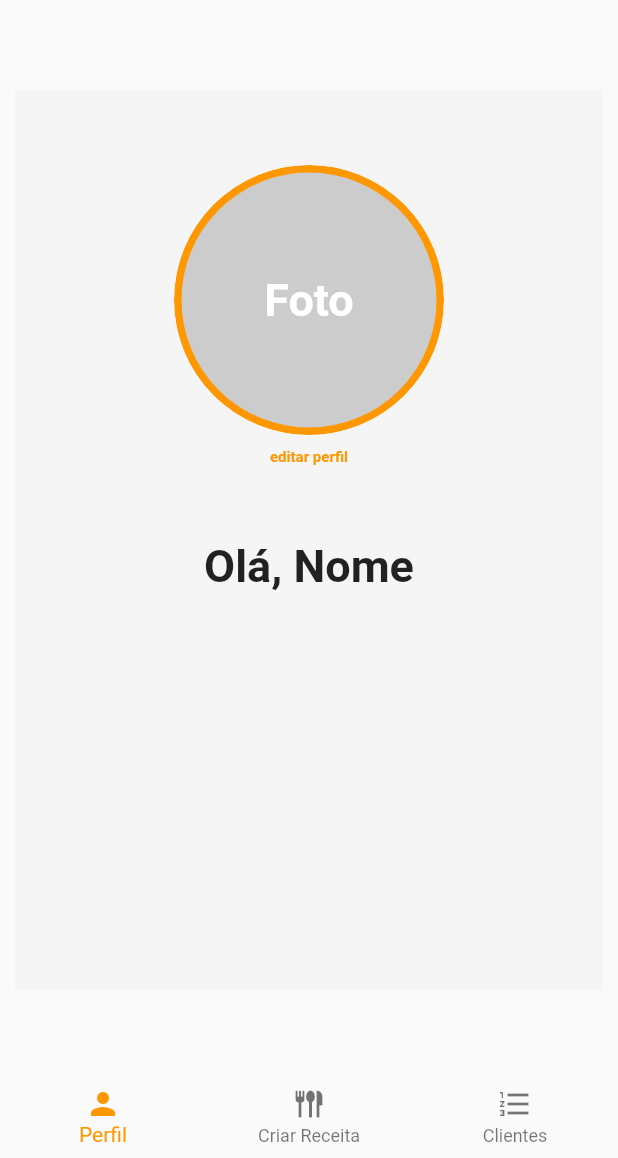
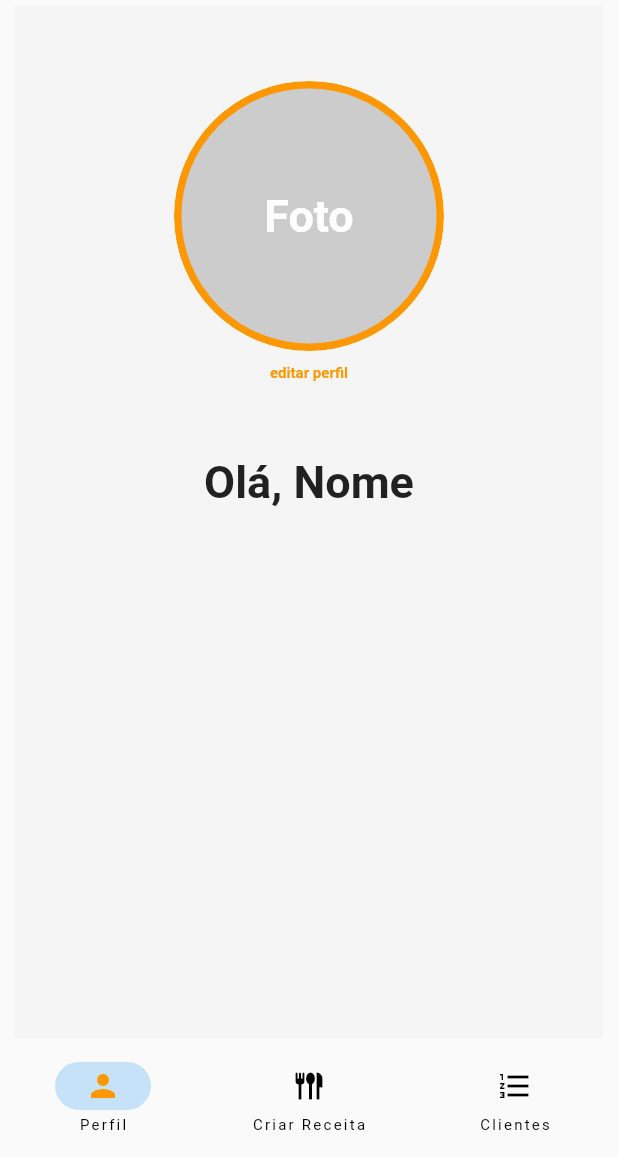
Before and after one commit to JoaoPaolinelli/nutritech, a Flutter app: the screen it shows after launch, on a phone screen of 412 x 824 dp, the part 78-1236 px from its top. Run offline on Flutter 3.47's test engine with Material 2 defaults, Android fonts, the light colour scheme and no system bars; our stand-ins replace image_picker, shared_preferences, sqflite; accounts and stored records are empty.

Commit message:
v1 Navegação Funcional entre telas e menu

```diff
--- a/lib/home_page.dart
+++ b/lib/home_page.dart
@@ -11,6 +11,8 @@ import 'package:nutri_tech/models/User.dart';
 import 'package:shared_preferences/shared_preferences.dart';
 import 'package:nutri_tech/home_page.dart';
 
+import 'package:provider/provider.dart';
+
 class HomePage extends StatefulWidget {
   @override
   State<HomePage> createState() {
@@ -20,6 +22,34 @@ class HomePage extends StatefulWidget {
 
 class HomePageState extends State<HomePage> {
   File? image;
+
+  late PageController controller;
+  ValueNotifier<int> page = ValueNotifier(0);
+
+  // @override
+  // void initState() {
+  //   super.initState();
+  //   controller = PageController(initialPage: 0);
+  // }
+
+  @override
+  void dispose() {
+    page.dispose();
+    controller.dispose();
+    super.dispose();
+  }
+
+  updatePage(int newPage) {
+    page.value = newPage;
+  }
+
+  changePage(int newPage) {
+    controller.animateToPage(
+      newPage,
+      duration: const Duration(milliseconds: 400),
+      curve: Curves.ease,
+    );
+  }
 
   Future pickImage(source) async {
     try {
@@ -68,6 +98,7 @@ class HomePageState extends State<HomePage> {
     super.initState();
     getUserData();
     db = Db();
+    controller = PageController(initialPage: 0);
   }
 
   @override
@@ -83,20 +114,14 @@ class HomePageState extends State<HomePage> {
         shadowColor: Colors.transparent,
         actions: [CustomSwitch()],
       ),
-      body: Container(
-        // margin: const EdgeInsets.only(bottom: 100.0),
-        width: double.infinity,
-        height: double.infinity,
-        child: ListView(
-          physics: BouncingScrollPhysics(),
-          scrollDirection: Axis.horizontal,
-          children: [
-            // Text('Contador: $counter'),
-            // Container(height: 10),
-            // CustomSwitch(),
-            // Container(height: 50),
-            Row(
-              mainAxisAlignment: MainAxisAlignment.spaceAround,
+      body: PageView(
+        // width: double.infinity,
+        // height: double.infinity,
+
+        // physics: PageScrollPhysics(),
+        // scrollDirection: Axis.horizontal,
+        controller: controller,
+        onPageChanged: updatePage,
         children: [
           Container(
             height: 600,
@@ -119,8 +144,7 @@ class HomePageState extends State<HomePage> {
                           decoration: BoxDecoration(
                             shape: BoxShape.circle,
                             color: Color.fromARGB(255, 204, 204, 204),
-                                  border: Border.all(
-                                      color: Colors.orange, width: 5),
+                            border: Border.all(color: Colors.orange, width: 5),
                           ),
                           child: image == null
                               ? Text(
@@ -153,8 +177,7 @@ class HomePageState extends State<HomePage> {
                             foregroundColor: Colors.orange,
                             //backgroundColor: Colors.white,
                             textStyle: TextStyle(
-                                      fontSize: 10,
-                                      fontWeight: FontWeight.bold),
+                                fontSize: 10, fontWeight: FontWeight.bold),
                           ),
                           onPressed: () {
                             Platform.isIOS
@@ -176,25 +199,6 @@ class HomePageState extends State<HomePage> {
                         ),
                       ),
                       // TextButton(onPressed: onPressed, child: const Text('Text')),
-
-                            // Text('editar perfil',
-                            //     textAlign: TextAlign.center,
-                            // style: TextStyle(
-                            //     color: Colors.orange,
-                            //     fontSize: 10,
-                            //     fontWeight: FontWeight.bold)),
-                            // SizedBox(height: 10),
-
-                            // buildButton(
-                            //   title: 'Pick Galery',
-                            //   icon: Icons.image_outlined,
-                            //   onClicked: () => pickImage(ImageSource.gallery),
-                            // ),
-                            // buildButton(
-                            //   title: 'Take Photo',
-                            //   icon: Icons.image_outlined,
-                            //   onClicked: () => pickImage(ImageSource.camera),
-                            // ),
                       SizedBox(height: 40),
                       Text('Olá, Nome',
                           textAlign: TextAlign.center,
@@ -222,32 +226,69 @@ class HomePageState extends State<HomePage> {
             width: MediaQuery.of(context).size.width - 20,
             margin: const EdgeInsets.only(left: 10.0, right: 10.0),
             color: Colors.red,
+            child: Column(
+              mainAxisAlignment: MainAxisAlignment.start,
+              crossAxisAlignment: CrossAxisAlignment.center,
+              children: [],
             ),
-              ],
-            )
-          ],
-        ),
-      ),
-      bottomNavigationBar: BottomNavigationBar(
-        elevation: 0.0,
-        selectedItemColor: Colors.orange,
-        currentIndex: currentIndex,
-        onTap: (index) => setState(() => currentIndex = index),
-        items: [
-          BottomNavigationBarItem(
-            icon: Icon(Icons.person),
-            label: 'Perfil',
-          ),
-          BottomNavigationBarItem(
-            icon: Icon(Icons.flatware_outlined),
-            label: 'Criar Receita',
-          ),
-          BottomNavigationBarItem(
-            icon: Icon(Icons.format_list_numbered),
-            label: 'Clientes',
           ),
         ],
       ),
+      // bottomNavigationBar: BottomNavigationBar(
+      //   elevation: 0.0,
+      //   selectedItemColor: Colors.orange,
+      //   currentIndex: currentIndex,
+      //   onTap: (index) => setState(() => currentIndex = index),
+      //   items: [
+      //     BottomNavigationBarItem(
+      //       icon: Icon(Icons.person),
+      //       label: 'Perfil',
+      //     ),
+      //     BottomNavigationBarItem(
+      //       icon: Icon(Icons.flatware_outlined),
+      //       label: 'Criar Receita',
+      //     ),
+      //     BottomNavigationBarItem(
+      //       icon: Icon(Icons.format_list_numbered),
+      //       label: 'Clientes',
+      //     ),
+      //   ],
+      // ),
+      bottomNavigationBar: ValueListenableBuilder<int>(
+          valueListenable: page,
+          builder: (context, paginaAtual, _) {
+            return NavigationBar(
+              backgroundColor: Colors.transparent,
+              onDestinationSelected: (value) => changePage(value),
+              selectedIndex: paginaAtual,
+              destinations: const [
+                NavigationDestination(
+                  icon: Icon(Icons.person),
+                  label: 'Perfil',
+                  selectedIcon: Icon(
+                    Icons.person,
+                    color: Colors.orange,
+                  ),
+                ),
+                NavigationDestination(
+                  icon: Icon(Icons.flatware_outlined),
+                  label: 'Criar Receita',
+                  selectedIcon: Icon(
+                    Icons.flatware_outlined,
+                    color: Colors.orange,
+                  ),
+                ),
+                NavigationDestination(
+                  icon: Icon(Icons.format_list_numbered),
+                  label: 'Clientes',
+                  selectedIcon: Icon(
+                    Icons.format_list_numbered,
+                    color: Colors.orange,
+                  ),
+                ),
+              ],
+            );
+          }),
     );
   }
 
@@ -296,28 +337,6 @@ class HomePageState extends State<HomePage> {
           onPressed: () => Navigator.pop(context),
         ), // CupertinoActionSheetAction
       );
-
-//   Widget buildButton({
-//     required String title,
-//     required IconData icon,
-//     required VoidCallback onClicked,
-//   }) =>
-//       ElevatedButton(
-//         style: ElevatedButton.styleFrom(
-//           minimumSize: Size.fromHeight(40),
-//           foregroundColor: Colors.black,
-//           backgroundColor: Colors.white,
-//           textStyle: TextStyle(fontSize: 20),
-//         ),
-//         child: Row(
-//           children: [
-//             Icon(icon, size: 28),
-//             const SizedBox(width: 16),
-//             Text(title),
-//           ],
-//         ),
-//         onPressed: onClicked,
-//       );
 }
 
 class CustomSwitch extends StatelessWidget {
```
Lines whose indentation alone changed are shown as unchanged.
